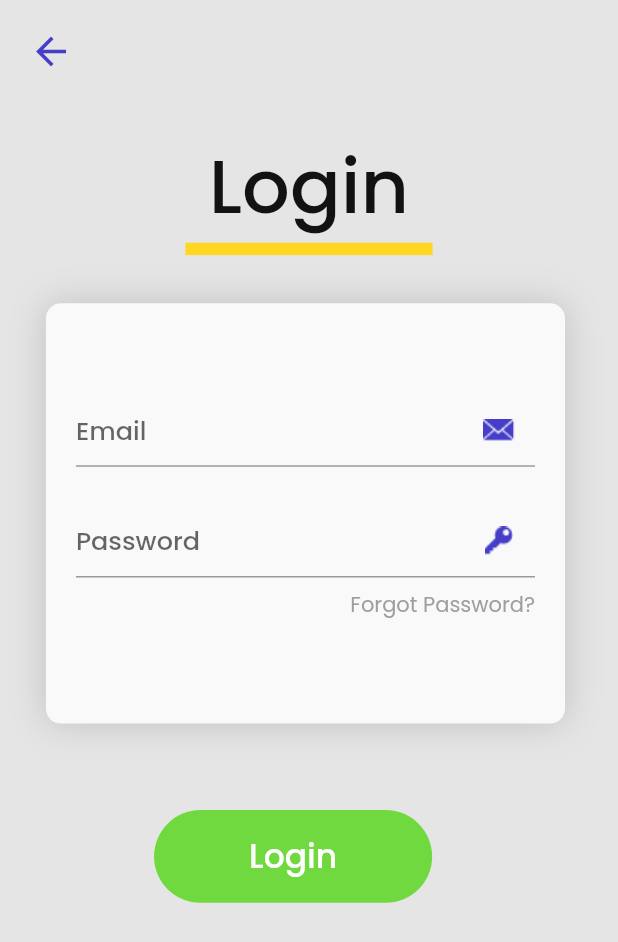
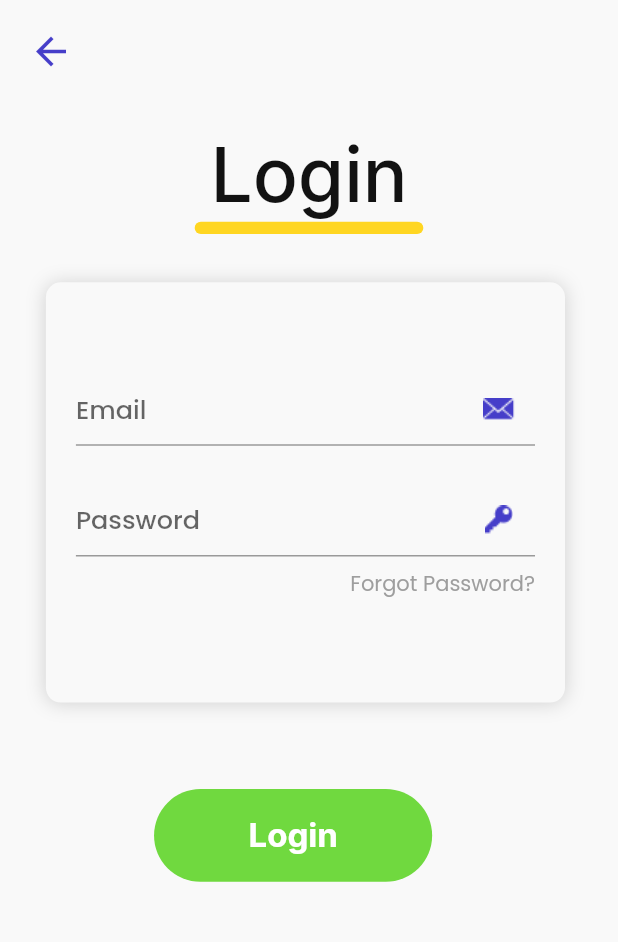
Before and after one commit to Team-SynTag/splitsave, a Flutter app: the screen it shows after launch, after a tap on "Login", on a phone screen of 412 x 824 dp. Shown: the top 942 px of the screen. Run offline on Flutter 3.47's test engine with Material 2 defaults, Android fonts, the phone set to English and light mode, and no system bars.

Commit message:
Added fonts

```diff
--- a/lib/Login/LoginPage.dart
+++ b/lib/Login/LoginPage.dart
@@ -21,7 +21,7 @@ class _LoginPageState extends State<LoginPage> {
                   //image: new AssetImage('assets/images/BackgroundLogin.png'),
                   //fit: BoxFit.fill,
                 //),
-              color: Color(0xFFE5E5E5)
+              color: Color(0xFFF9F9F9)
             ),
             child: Padding(
               padding: const EdgeInsets.only(left: 10.0,right: 10.0,top: 10.0,bottom: 0.0),
@@ -38,15 +38,17 @@ class _LoginPageState extends State<LoginPage> {
                     style: TextStyle(
                       color: Color(0xFF121212),
                       fontSize: 50.0,
-                      fontFamily: 'PoppinsMed',
+                      fontFamily: 'Inter',
+                      fontWeight: FontWeight.w500
                     ),
                     ),
                   ),
                   Container(
                     height: MediaQuery.of(context).size.height*.01,
-                    width: MediaQuery.of(context).size.width*.4,
+                    width: MediaQuery.of(context).size.width*.37,
                     decoration: BoxDecoration(
-                      color: Color(0xFFFFD622)
+                      color: Color(0xFFFFD622),
+                      borderRadius: BorderRadius.circular(20)
                     ),
                   ),
                   SizedBox(height: MediaQuery.of(context).size.height*.029,),
@@ -68,7 +70,8 @@ class _LoginPageState extends State<LoginPage> {
                                 boxShadow: <BoxShadow>[
                                   BoxShadow(
                                     color: Color(0xFF000000).withAlpha(40),
-                                    blurRadius: 20.0
+                                    blurRadius: 10.0,
+                                    offset: Offset(0.0,0.5)
                                   )
                                 ]
                               ),
@@ -130,7 +133,8 @@ class _LoginPageState extends State<LoginPage> {
                                 child: Text('Login',style:
                                 TextStyle(
                                     color: Color(0xFFFFFFFF),
-                                    fontFamily: 'PoppinsMed',
+                                    fontFamily: 'Inter',
+                                    fontWeight: FontWeight.w700,
                                     fontSize: 22.0
                                 )
                                   ,),
--- a/lib/Login/LoginProcess.dart
+++ b/lib/Login/LoginProcess.dart
@@ -26,13 +26,14 @@ class _LoginProcess1State extends State<LoginProcess1> {
             child: Stack(
               children:<Widget>[
                 Positioned(
-                    top: MediaQuery.of(context).size.height*.11,
+                    top: MediaQuery.of(context).size.height*.1,
                     child: Container(
                     child: Text("splitsave",
                       style: TextStyle(
                         color: Colors.white,
+                        fontFamily: 'Inter',
                         fontWeight: FontWeight.w700,
-                        fontSize: 45
+                        fontSize: 50
                       ),
                     ),
                 )),
```
Also changed, not shown: pubspec.yaml (+19 -0 lines), assets/fonts/InterBlack.ttf (added), assets/fonts/InterBold.ttf (added), assets/fonts/InterExtraBold.ttf (added), assets/fonts/InterExtraLight.ttf (added), assets/fonts/InterLight.ttf (added), assets/fonts/InterMedium.ttf (added), assets/fonts/InterRegular.ttf (added), assets/fonts/InterSemiBold.ttf (added), assets/fonts/InterThin.ttf (added).
